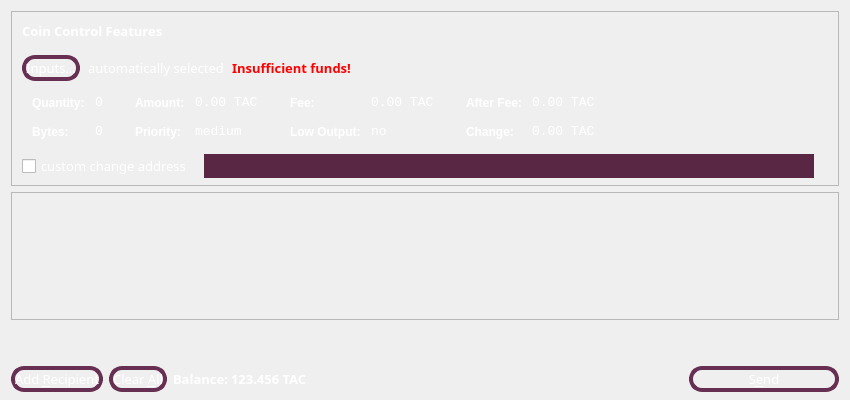
talkcoin/talkcoin-wallet, file src/qt/forms/sendcoinsdialog.ui: the form before one commit.
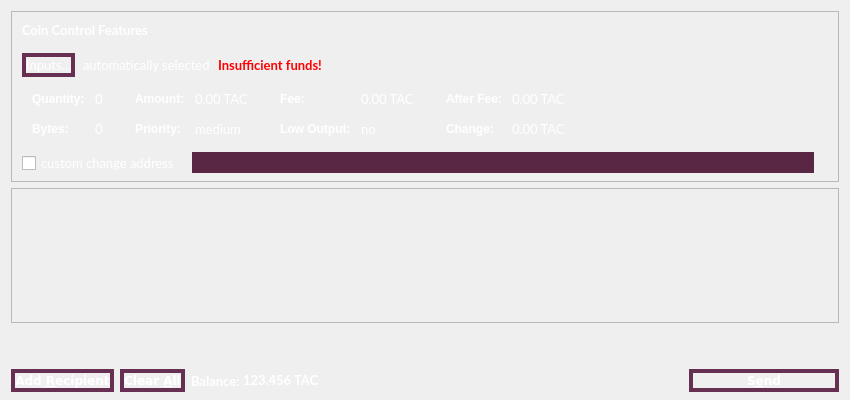
The form after the commit. Icons and pictures are not drawn.

```diff
--- a/src/qt/forms/sendcoinsdialog.ui
+++ b/src/qt/forms/sendcoinsdialog.ui
@@ -12,7 +12,7 @@
   </property>
   <property name="font">
    <font>
-    <family>Gill Sans MT</family>
+    <family>Lato</family>
     <pointsize>10</pointsize>
    </font>
   </property>
@@ -89,7 +89,7 @@
             </property>
             <property name="font">
              <font>
-              <family>Gill Sans MT</family>
+              <family>Lato</family>
               <pointsize>10</pointsize>
               <weight>75</weight>
               <bold>true</bold>
@@ -117,7 +117,7 @@
            <widget class="QPushButton" name="pushButtonCoinControl">
             <property name="font">
              <font>
-              <family>Gill Sans MT</family>
+              <family>Lato</family>
               <pointsize>10</pointsize>
              </font>
             </property>
@@ -145,7 +145,7 @@
            <widget class="QLabel" name="labelCoinControlAutomaticallySelected">
             <property name="font">
              <font>
-              <family>Gill Sans MT</family>
+              <family>Lato</family>
               <pointsize>10</pointsize>
              </font>
             </property>
@@ -161,7 +161,7 @@
            <widget class="QLabel" name="labelCoinControlInsuffFunds">
             <property name="font">
              <font>
-              <family>Gill Sans MT</family>
+              <family>Lato</family>
               <pointsize>10</pointsize>
               <weight>75</weight>
               <bold>true</bold>
@@ -268,7 +268,7 @@
                 <widget class="QLabel" name="labelCoinControlQuantity">
                  <property name="font">
                   <font>
-                   <family>Monospace</family>
+                   <family>Lato</family>
                    <pointsize>10</pointsize>
                   </font>
                  </property>
@@ -303,7 +303,7 @@
                 <widget class="QLabel" name="labelCoinControlBytes">
                  <property name="font">
                   <font>
-                   <family>Monospace</family>
+                   <family>Lato</family>
                    <pointsize>10</pointsize>
                   </font>
                  </property>
@@ -357,7 +357,7 @@
                 <widget class="QLabel" name="labelCoinControlAmount">
                  <property name="font">
                   <font>
-                   <family>Monospace</family>
+                   <family>Lato</family>
                    <pointsize>10</pointsize>
                   </font>
                  </property>
@@ -389,7 +389,7 @@
                 <widget class="QLabel" name="labelCoinControlPriority">
                  <property name="font">
                   <font>
-                   <family>Monospace</family>
+                   <family>Lato</family>
                    <pointsize>10</pointsize>
                   </font>
                  </property>
@@ -443,7 +443,7 @@
                 <widget class="QLabel" name="labelCoinControlFee">
                  <property name="font">
                   <font>
-                   <family>Monospace</family>
+                   <family>Lato</family>
                    <pointsize>10</pointsize>
                   </font>
                  </property>
@@ -475,7 +475,7 @@
                 <widget class="QLabel" name="labelCoinControlLowOutput">
                  <property name="font">
                   <font>
-                   <family>Monospace</family>
+                   <family>Lato</family>
                    <pointsize>10</pointsize>
                   </font>
                  </property>
@@ -529,7 +529,7 @@
                 <widget class="QLabel" name="labelCoinControlAfterFee">
                  <property name="font">
                   <font>
-                   <family>Monospace</family>
+                   <family>Lato</family>
                    <pointsize>10</pointsize>
                   </font>
                  </property>
@@ -561,7 +561,7 @@
                 <widget class="QLabel" name="labelCoinControlChange">
                  <property name="font">
                   <font>
-                   <family>Monospace</family>
+                   <family>Lato</family>
                    <pointsize>10</pointsize>
                   </font>
                  </property>
@@ -604,7 +604,7 @@
            <widget class="QCheckBox" name="checkBoxCoinControlChange">
             <property name="font">
              <font>
-              <family>Gill Sans MT</family>
+              <family>Lato</family>
               <pointsize>10</pointsize>
              </font>
             </property>
@@ -629,7 +629,7 @@
             </property>
             <property name="font">
              <font>
-              <family>Gill Sans MT</family>
+              <family>Lato</family>
               <pointsize>11</pointsize>
              </font>
             </property>
@@ -716,8 +716,8 @@
        <rect>
         <x>0</x>
         <y>0</y>
-        <width>830</width>
-        <height>113</height>
+        <width>828</width>
+        <height>111</height>
        </rect>
       </property>
       <layout class="QVBoxLayout" name="verticalLayout_2">
@@ -774,6 +774,13 @@
     <layout class="QHBoxLayout" name="horizontalLayout">
      <item>
       <widget class="QPushButton" name="addButton">
+       <property name="font">
+        <font>
+         <family>DejaVu Sans</family>
+         <weight>75</weight>
+         <bold>true</bold>
+        </font>
+       </property>
        <property name="toolTip">
         <string>Send to multiple recipients at once</string>
        </property>
@@ -803,6 +810,13 @@
          <verstretch>0</verstretch>
         </sizepolicy>
        </property>
+       <property name="font">
+        <font>
+         <family>DejaVu Sans</family>
+         <weight>75</weight>
+         <bold>true</bold>
+        </font>
+       </property>
        <property name="toolTip">
         <string>Remove all transaction fields</string>
        </property>
@@ -836,7 +850,7 @@
         <widget class="QLabel" name="label">
          <property name="font">
           <font>
-           <family>Gill Sans MT</family>
+           <family>Lato</family>
            <pointsize>10</pointsize>
            <weight>75</weight>
            <bold>true</bold>
@@ -851,7 +865,7 @@
         <widget class="QLabel" name="labelBalance">
          <property name="font">
           <font>
-           <family>Gill Sans MT</family>
+           <family>Lato</family>
            <pointsize>10</pointsize>
            <weight>75</weight>
            <bold>true</bold>
@@ -891,6 +905,13 @@
          <height>0</height>
         </size>
        </property>
+       <property name="font">
+        <font>
+         <family>DejaVu Sans</family>
+         <weight>75</weight>
+         <bold>true</bold>
+        </font>
+       </property>
        <property name="toolTip">
         <string>Confirm the send action</string>
        </property>
```
Left out of the diff: 30 changed lines with no effect on the pictures.
